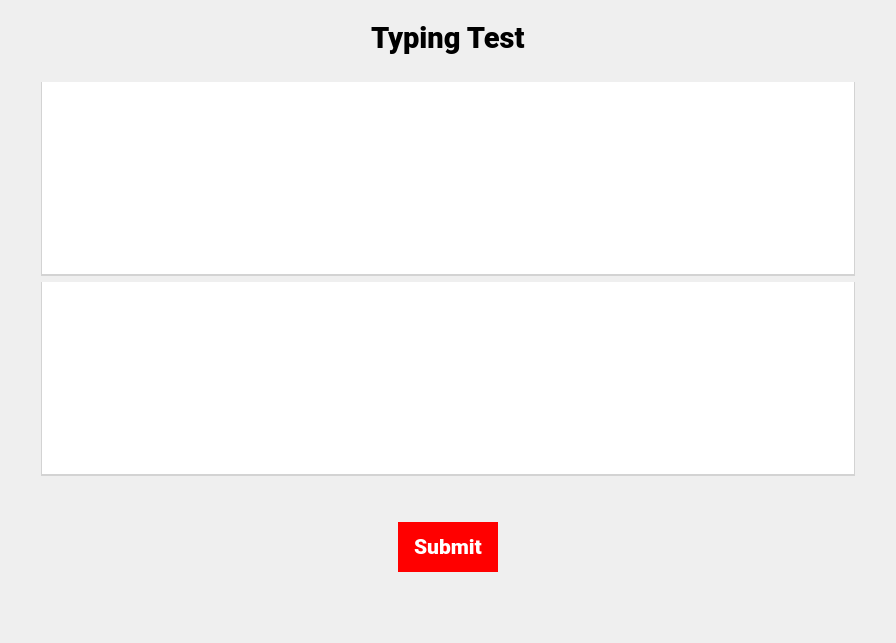
Old version of the form ui/typing_page.ui in the repository AndreiD049/Interview-Helper.
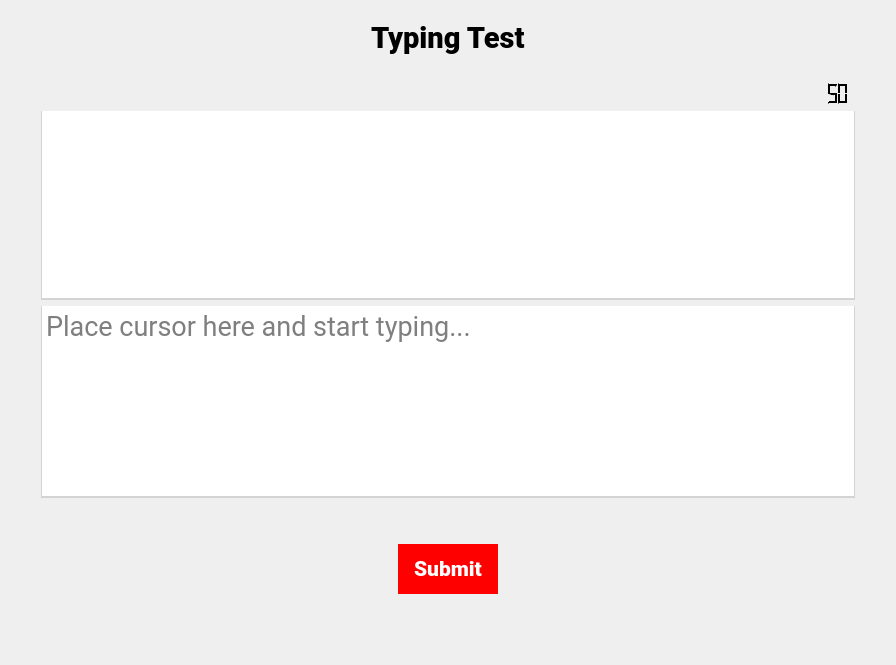
New version of the form.

```diff
--- a/ui/typing_page.ui
+++ b/ui/typing_page.ui
@@ -7,7 +7,7 @@
     <x>0</x>
     <y>0</y>
     <width>896</width>
-    <height>643</height>
+    <height>665</height>
    </rect>
   </property>
   <property name="sizePolicy">
@@ -74,6 +74,479 @@
        </property>
       </spacer>
      </item>
+     <item alignment="Qt::AlignRight">
+      <widget class="QLCDNumber" name="lcdNumber">
+       <property name="palette">
+        <palette>
+         <active>
+          <colorrole role="WindowText">
+           <brush brushstyle="SolidPattern">
+            <color alpha="255">
+             <red>255</red>
+             <green>255</green>
+             <blue>255</blue>
+            </color>
+           </brush>
+          </colorrole>
+          <colorrole role="Button">
+           <brush brushstyle="SolidPattern">
+            <color alpha="255">
+             <red>0</red>
+             <green>0</green>
+             <blue>0</blue>
+            </color>
+           </brush>
+          </colorrole>
+          <colorrole role="Light">
+           <brush brushstyle="SolidPattern">
+            <color alpha="255">
+             <red>0</red>
+             <green>0</green>
+             <blue>0</blue>
+            </color>
+           </brush>
+          </colorrole>
+          <colorrole role="Midlight">
+           <brush brushstyle="SolidPattern">
+            <color alpha="255">
+             <red>0</red>
+             <green>0</green>
+             <blue>0</blue>
+            </color>
+           </brush>
+          </colorrole>
+          <colorrole role="Dark">
+           <brush brushstyle="SolidPattern">
+            <color alpha="255">
+             <red>0</red>
+             <green>0</green>
+             <blue>0</blue>
+            </color>
+           </brush>
+          </colorrole>
+          <colorrole role="Mid">
+           <brush brushstyle="SolidPattern">
+            <color alpha="255">
+             <red>0</red>
+             <green>0</green>
+             <blue>0</blue>
+            </color>
+           </brush>
+          </colorrole>
+          <colorrole role="Text">
+           <brush brushstyle="SolidPattern">
+            <color alpha="255">
+             <red>255</red>
+             <green>255</green>
+             <blue>255</blue>
+            </color>
+           </brush>
+          </colorrole>
+          <colorrole role="BrightText">
+           <brush brushstyle="SolidPattern">
+            <color alpha="255">
+             <red>255</red>
+             <green>255</green>
+             <blue>255</blue>
+            </color>
+           </brush>
+          </colorrole>
+          <colorrole role="ButtonText">
+           <brush brushstyle="SolidPattern">
+            <color alpha="255">
+             <red>255</red>
+             <green>255</green>
+             <blue>255</blue>
+            </color>
+           </brush>
+          </colorrole>
+          <colorrole role="Base">
+           <brush brushstyle="SolidPattern">
+            <color alpha="255">
+             <red>0</red>
+             <green>0</green>
+             <blue>0</blue>
+            </color>
+           </brush>
+          </colorrole>
+          <colorrole role="Window">
+           <brush brushstyle="SolidPattern">
+            <color alpha="255">
+             <red>0</red>
+             <green>0</green>
+             <blue>0</blue>
+            </color>
+           </brush>
+          </colorrole>
+          <colorrole role="Shadow">
+           <brush brushstyle="SolidPattern">
+            <color alpha="255">
+             <red>0</red>
+             <green>0</green>
+             <blue>0</blue>
+            </color>
+           </brush>
+          </colorrole>
+          <colorrole role="AlternateBase">
+           <brush brushstyle="SolidPattern">
+            <color alpha="255">
+             <red>0</red>
+             <green>0</green>
+             <blue>0</blue>
+            </color>
+           </brush>
+          </colorrole>
+          <colorrole role="ToolTipBase">
+           <brush brushstyle="SolidPattern">
+            <color alpha="255">
+             <red>255</red>
+             <green>255</green>
+             <blue>220</blue>
+            </color>
+           </brush>
+          </colorrole>
+          <colorrole role="ToolTipText">
+           <brush brushstyle="SolidPattern">
+            <color alpha="255">
+             <red>0</red>
+             <green>0</green>
+             <blue>0</blue>
+            </color>
+           </brush>
+          </colorrole>
+          <colorrole role="PlaceholderText">
+           <brush brushstyle="SolidPattern">
+            <color alpha="128">
+             <red>255</red>
+             <green>255</green>
+             <blue>255</blue>
+            </color>
+           </brush>
+          </colorrole>
+         </active>
+         <inactive>
+          <colorrole role="WindowText">
+           <brush brushstyle="SolidPattern">
+            <color alpha="255">
+             <red>255</red>
+             <green>255</green>
+             <blue>255</blue>
+            </color>
+           </brush>
+          </colorrole>
+          <colorrole role="Button">
+           <brush brushstyle="SolidPattern">
+            <color alpha="255">
+             <red>0</red>
+             <green>0</green>
+             <blue>0</blue>
+            </color>
+           </brush>
+          </colorrole>
+          <colorrole role="Light">
+           <brush brushstyle="SolidPattern">
+            <color alpha="255">
+             <red>0</red>
+             <green>0</green>
+             <blue>0</blue>
+            </color>
+           </brush>
+          </colorrole>
+          <colorrole role="Midlight">
+           <brush brushstyle="SolidPattern">
+            <color alpha="255">
+             <red>0</red>
+             <green>0</green>
+             <blue>0</blue>
+            </color>
+           </brush>
+          </colorrole>
+          <colorrole role="Dark">
+           <brush brushstyle="SolidPattern">
+            <color alpha="255">
+             <red>0</red>
+             <green>0</green>
+             <blue>0</blue>
+            </color>
+           </brush>
+          </colorrole>
+          <colorrole role="Mid">
+           <brush brushstyle="SolidPattern">
+            <color alpha="255">
+             <red>0</red>
+             <green>0</green>
+             <blue>0</blue>
+            </color>
+           </brush>
+          </colorrole>
+          <colorrole role="Text">
+           <brush brushstyle="SolidPattern">
+            <color alpha="255">
+             <red>255</red>
+             <green>255</green>
+             <blue>255</blue>
+            </color>
+           </brush>
+          </colorrole>
+          <colorrole role="BrightText">
+           <brush brushstyle="SolidPattern">
+            <color alpha="255">
+             <red>255</red>
+             <green>255</green>
+             <blue>255</blue>
+            </color>
+           </brush>
+          </colorrole>
+          <colorrole role="ButtonText">
+           <brush brushstyle="SolidPattern">
+            <color alpha="255">
+             <red>255</red>
+             <green>255</green>
+             <blue>255</blue>
+            </color>
+           </brush>
+          </colorrole>
+          <colorrole role="Base">
+           <brush brushstyle="SolidPattern">
+            <color alpha="255">
+             <red>0</red>
+             <green>0</green>
+             <blue>0</blue>
+            </color>
+           </brush>
+          </colorrole>
+          <colorrole role="Window">
+           <brush brushstyle="SolidPattern">
+            <color alpha="255">
+             <red>0</red>
+             <green>0</green>
+             <blue>0</blue>
+            </color>
+           </brush>
+          </colorrole>
+          <colorrole role="Shadow">
+           <brush brushstyle="SolidPattern">
+            <color alpha="255">
+             <red>0</red>
+             <green>0</green>
+             <blue>0</blue>
+            </color>
+           </brush>
+          </colorrole>
+          <colorrole role="AlternateBase">
+           <brush brushstyle="SolidPattern">
+            <color alpha="255">
+             <red>0</red>
+             <green>0</green>
+             <blue>0</blue>
+            </color>
+           </brush>
+          </colorrole>
+          <colorrole role="ToolTipBase">
+           <brush brushstyle="SolidPattern">
+            <color alpha="255">
+             <red>255</red>
+             <green>255</green>
+             <blue>220</blue>
+            </color>
+           </brush>
+          </colorrole>
+          <colorrole role="ToolTipText">
+           <brush brushstyle="SolidPattern">
+            <color alpha="255">
+             <red>0</red>
+             <green>0</green>
+             <blue>0</blue>
+            </color>
+           </brush>
+          </colorrole>
+          <colorrole role="PlaceholderText">
+           <brush brushstyle="SolidPattern">
+            <color alpha="128">
+             <red>255</red>
+             <green>255</green>
+             <blue>255</blue>
+            </color>
+           </brush>
+          </colorrole>
+         </inactive>
+         <disabled>
+          <colorrole role="WindowText">
+           <brush brushstyle="SolidPattern">
+            <color alpha="255">
+             <red>0</red>
+             <green>0</green>
+             <blue>0</blue>
+            </color>
+           </brush>
+          </colorrole>
+          <colorrole role="Button">
+           <brush brushstyle="SolidPattern">
+            <color alpha="255">
+             <red>0</red>
+             <green>0</green>
+             <blue>0</blue>
+            </color>
+           </brush>
+          </colorrole>
+          <colorrole role="Light">
+           <brush brushstyle="SolidPattern">
+            <color alpha="255">
+             <red>0</red>
+             <green>0</green>
+             <blue>0</blue>
+            </color>
+           </brush>
+          </colorrole>
+          <colorrole role="Midlight">
+           <brush brushstyle="SolidPattern">
+            <color alpha="255">
+             <red>0</red>
+             <green>0</green>
+             <blue>0</blue>
+            </color>
+           </brush>
+          </colorrole>
+          <colorrole role="Dark">
+           <brush brushstyle="SolidPattern">
+            <color alpha="255">
+             <red>0</red>
+             <green>0</green>
+             <blue>0</blue>
+            </color>
+           </brush>
+          </colorrole>
+          <colorrole role="Mid">
+           <brush brushstyle="SolidPattern">
+            <color alpha="255">
+             <red>0</red>
+             <green>0</green>
+             <blue>0</blue>
+            </color>
+           </brush>
+          </colorrole>
+          <colorrole role="Text">
+           <brush brushstyle="SolidPattern">
+            <color alpha="255">
+             <red>0</red>
+             <green>0</green>
+             <blue>0</blue>
+            </color>
+           </brush>
+          </colorrole>
+          <colorrole role="BrightText">
+           <brush brushstyle="SolidPattern">
+            <color alpha="255">
+             <red>255</red>
+             <green>255</green>
+             <blue>255</blue>
+            </color>
+           </brush>
+          </colorrole>
+          <colorrole role="ButtonText">
+           <brush brushstyle="SolidPattern">
+            <color alpha="255">
+             <red>0</red>
+             <green>0</green>
+             <blue>0</blue>
+            </color>
+           </brush>
+          </colorrole>
+          <colorrole role="Base">
+           <brush brushstyle="SolidPattern">
+            <color alpha="255">
+             <red>0</red>
+             <green>0</green>
+             <blue>0</blue>
+            </color>
+           </brush>
+          </colorrole>
+          <colorrole role="Window">
+           <brush brushstyle="SolidPattern">
+            <color alpha="255">
+             <red>0</red>
+             <green>0</green>
+             <blue>0</blue>
+            </color>
+           </brush>
+          </colorrole>
+          <colorrole role="Shadow">
+           <brush brushstyle="SolidPattern">
+            <color alpha="255">
+             <red>0</red>
+             <green>0</green>
+             <blue>0</blue>
+            </color>
+           </brush>
+          </colorrole>
+          <colorrole role="AlternateBase">
+           <brush brushstyle="SolidPattern">
+            <color alpha="255">
+             <red>0</red>
+             <green>0</green>
+             <blue>0</blue>
+            </color>
+           </brush>
+          </colorrole>
+          <colorrole role="ToolTipBase">
+           <brush brushstyle="SolidPattern">
+            <color alpha="255">
+             <red>255</red>
+             <green>255</green>
+             <blue>220</blue>
+            </color>
+           </brush>
+          </colorrole>
+          <colorrole role="ToolTipText">
+           <brush brushstyle="SolidPattern">
+            <color alpha="255">
+             <red>0</red>
+             <green>0</green>
+             <blue>0</blue>
+            </color>
+           </brush>
+          </colorrole>
+          <colorrole role="PlaceholderText">
+           <brush brushstyle="SolidPattern">
+            <color alpha="128">
+             <red>255</red>
+             <green>255</green>
+             <blue>255</blue>
+            </color>
+           </brush>
+          </colorrole>
+         </disabled>
+        </palette>
+       </property>
+       <property name="font">
+        <font>
+         <family>Roboto</family>
+         <pointsize>9</pointsize>
+        </font>
+       </property>
+       <property name="styleSheet">
+        <string notr="true"/>
+       </property>
+       <property name="frameShape">
+        <enum>QFrame::NoFrame</enum>
+       </property>
+       <property name="frameShadow">
+        <enum>QFrame::Raised</enum>
+       </property>
+       <property name="lineWidth">
+        <number>1</number>
+       </property>
+       <property name="smallDecimalPoint">
+        <bool>false</bool>
+       </property>
+       <property name="value" stdset="0">
+        <double>50.000000000000000</double>
+       </property>
+       <property name="intValue" stdset="0">
+        <number>50</number>
+       </property>
+      </widget>
+     </item>
      <item>
       <widget class="QTextBrowser" name="expectedText">
        <property name="font">
@@ -85,6 +558,9 @@
        <property name="styleSheet">
         <string notr="true"/>
        </property>
+       <property name="sizeAdjustPolicy">
+        <enum>QAbstractScrollArea::AdjustToContents</enum>
+       </property>
        <property name="readOnly">
         <bool>true</bool>
        </property>
@@ -93,7 +569,7 @@
 &lt;html&gt;&lt;head&gt;&lt;meta name=&quot;qrichtext&quot; content=&quot;1&quot; /&gt;&lt;style type=&quot;text/css&quot;&gt;
 p, li { white-space: pre-wrap; }
 &lt;/style&gt;&lt;/head&gt;&lt;body style=&quot; font-family:'Roboto'; font-size:18pt; font-weight:400; font-style:normal;&quot;&gt;
-&lt;p style=&quot;-qt-paragraph-type:empty; margin-top:0px; margin-bottom:0px; margin-left:0px; margin-right:0px; -qt-block-indent:0; text-indent:0px;&quot;&gt;&lt;br /&gt;&lt;/p&gt;&lt;/body&gt;&lt;/html&gt;</string>
+&lt;p style=&quot;-qt-paragraph-type:empty; margin-top:0px; margin-bottom:0px; margin-left:0px; margin-right:0px; -qt-block-indent:0; text-indent:0px; font-family:'Roboto';&quot;&gt;&lt;br /&gt;&lt;/p&gt;&lt;/body&gt;&lt;/html&gt;</string>
        </property>
        <property name="textInteractionFlags">
         <set>Qt::NoTextInteraction</set>
@@ -111,6 +587,9 @@
        <property name="styleSheet">
         <string notr="true"/>
        </property>
+       <property name="placeholderText">
+        <string>Place cursor here and start typing...</string>
+       </property>
       </widget>
      </item>
      <item>
```
